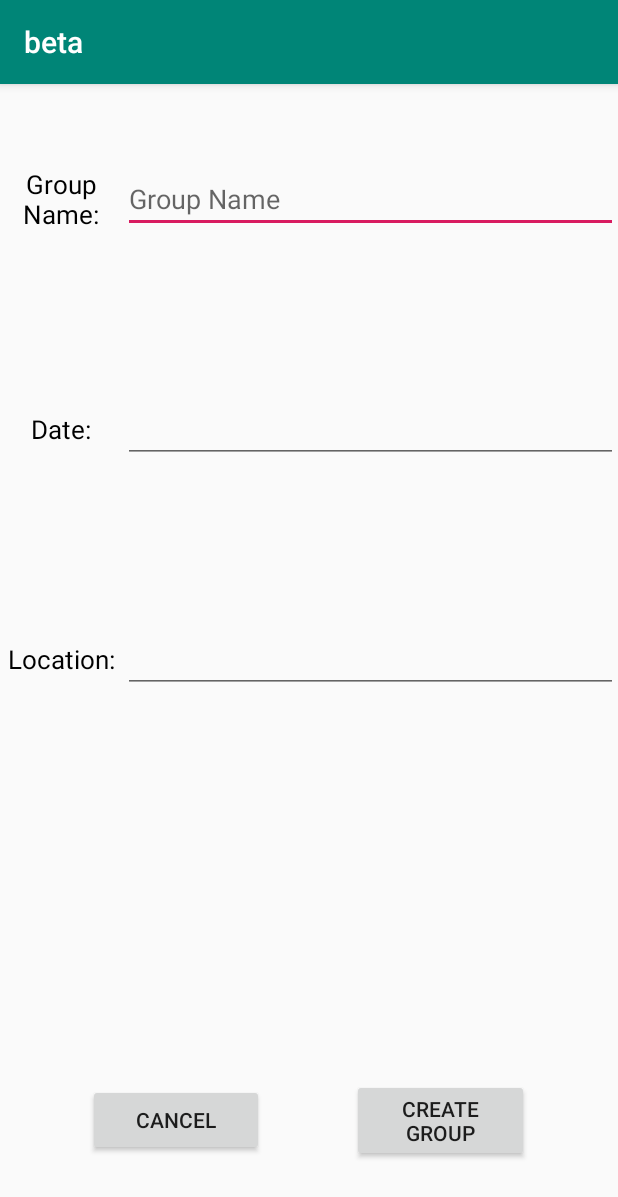
After one commit to Tal747/beta, an Android app: the NewGroupActivity screen opened directly, with no data from a screen before it, on a phone screen of 412 x 824 dp. The commit adds this screen. Shown: the top 1197 px of the screen. Run offline under Robolectric (Android 15) with nearby library versions, the phone set to English and light mode, and no system bars.

Commit message:
list & newgroup

```diff
--- a/app/src/main/AndroidManifest.xml
+++ b/app/src/main/AndroidManifest.xml
@@ -9,8 +9,8 @@
         android:roundIcon="@mipmap/ic_launcher_round"
         android:supportsRtl="true"
         android:theme="@style/AppTheme">
-        <activity android:name=".ListActivity"></activity>
-        <activity android:name=".Loginok" />
+        <activity android:name=".NewGroupActivity"></activity>
+        <activity android:name=".ListActivity" />
         <activity android:name=".LoginActivity" />
         <activity android:name=".MainActivity">
             <intent-filter>
--- a/app/src/main/java/com/tal/beta/FBref.java
+++ b/app/src/main/java/com/tal/beta/FBref.java
@@ -11,6 +11,7 @@ public class FBref {
 
     public static FirebaseDatabase FBDB = FirebaseDatabase.getInstance();
     public static DatabaseReference refUsers = FBDB.getReference("Users");
+    public static DatabaseReference refGroups = FBDB.getReference("Groups");
 
     public static FirebaseStorage FBST = FirebaseStorage.getInstance();
     public static StorageReference refStor = FBST.getReference();
--- /dev/null
+++ b/app/src/main/java/com/tal/beta/Group.java
@@ -0,0 +1,4 @@
+package com.tal.beta;
+
+public class Group {
+}
--- /dev/null
+++ b/app/src/main/java/com/tal/beta/NewGroupActivity.java
@@ -0,0 +1,14 @@
+package com.tal.beta;
+
+import androidx.appcompat.app.AppCompatActivity;
+
+import android.os.Bundle;
+
+public class NewGroupActivity extends AppCompatActivity {
+
+    @Override
+    protected void onCreate(Bundle savedInstanceState) {
+        super.onCreate(savedInstanceState);
+        setContentView(R.layout.activity_newgroup);
+    }
+}
--- a/app/src/main/java/com/tal/beta/User.java
+++ b/app/src/main/java/com/tal/beta/User.java
@@ -2,7 +2,7 @@ package com.tal.beta;
 
 public class User {
     private String name, email, phone, uid;
-    Boolean uType;
+    private Boolean uType;
 
     public User() {
     }
--- a/app/src/main/res/layout/activity_login.xml
+++ b/app/src/main/res/layout/activity_login.xml
@@ -100,6 +100,8 @@
             android:layout_width="match_parent"
             android:layout_height="0dp"
             android:layout_weight="1"
+            android:visibility="invisible"
+            android:enabled="false"
             android:text="הירשם כמדריך" />
 
         <Space
--- /dev/null
+++ b/app/src/main/res/layout/activity_newgroup.xml
@@ -0,0 +1,128 @@
+<?xml version="1.0" encoding="utf-8"?>
+<LinearLayout xmlns:android="http://schemas.android.com/apk/res/android"
+    xmlns:tools="http://schemas.android.com/tools"
+    android:layout_width="match_parent"
+    android:layout_height="match_parent"
+    android:orientation="vertical"
+    android:gravity="center"
+    tools:context=".NewGroupActivity">
+
+    <LinearLayout
+        android:layout_width="match_parent"
+        android:layout_height="0dp"
+        android:layout_weight="1"
+        android:gravity="center"
+        android:orientation="horizontal">
+
+        <TextView
+            android:layout_width="0dp"
+            android:layout_height="wrap_content"
+            android:layout_weight="1"
+            android:textAlignment="center"
+            android:textColor="@android:color/black"
+            android:textSize="17dp"
+            android:text="Group Name:" />
+
+        <EditText
+            android:id="@+id/etGroupName"
+            android:layout_width="0dp"
+            android:layout_height="wrap_content"
+            android:layout_weight="4"
+            android:ems="10"
+            android:inputType="text"
+            android:hint="Group Name" />
+    </LinearLayout>
+
+    <LinearLayout
+        android:layout_width="match_parent"
+        android:layout_height="0dp"
+        android:layout_weight="1"
+        android:gravity="center"
+        android:orientation="horizontal">
+
+        <TextView
+            android:layout_width="0dp"
+            android:layout_height="wrap_content"
+            android:layout_weight="1"
+            android:textAlignment="center"
+            android:textColor="@android:color/black"
+            android:textSize="17dp"
+            android:text="Date:" />
+
+        <EditText
+            android:id="@+id/etDate"
+            android:layout_width="0dp"
+            android:layout_height="wrap_content"
+            android:layout_weight="4"
+            android:ems="10"
+            android:inputType="date" />
+    </LinearLayout>
+
+    <LinearLayout
+        android:layout_width="match_parent"
+        android:layout_height="0dp"
+        android:layout_weight="1"
+        android:gravity="center"
+        android:orientation="horizontal">
+
+        <TextView
+            android:layout_width="0dp"
+            android:layout_height="wrap_content"
+            android:layout_weight="1"
+            android:textAlignment="center"
+            android:textColor="@android:color/black"
+            android:textSize="17dp"
+            android:text="Location:" />
+
+        <EditText
+            android:id="@+id/etLocation"
+            android:layout_width="0dp"
+            android:layout_height="wrap_content"
+            android:layout_weight="4"
+            android:ems="10"
+            android:inputType="text" />
+    </LinearLayout>
+
+    <Space
+        android:layout_width="match_parent"
+        android:layout_height="0dp"
+        android:layout_weight="1" />
+
+    <LinearLayout
+        android:layout_width="match_parent"
+        android:layout_height="0dp"
+        android:layout_weight="1"
+        android:gravity="center"
+        android:orientation="horizontal">
+
+        <Space
+            android:layout_width="0dp"
+            android:layout_height="match_parent"
+            android:layout_weight="1" />
+
+        <Button
+            android:id="@+id/btnCancel"
+            android:layout_width="0dp"
+            android:layout_height="wrap_content"
+            android:layout_weight="2"
+            android:text="Cancel" />
+
+        <Space
+            android:layout_width="0dp"
+            android:layout_height="match_parent"
+            android:layout_weight="1" />
+
+        <Button
+            android:id="@+id/btnCreateGroup"
+            android:layout_width="0dp"
+            android:layout_height="wrap_content"
+            android:layout_weight="2"
+            android:text="Create Group" />
+
+        <Space
+            android:layout_width="0dp"
+            android:layout_height="match_parent"
+            android:layout_weight="1" />
+    </LinearLayout>
+
+</LinearLayout>
```
Also changed, not shown: app/src/main/java/com/tal/beta/ListActivity.java (+57 -0 lines), app/src/main/java/com/tal/beta/LoginActivity.java (+8 -4 lines), app/src/main/java/com/tal/beta/Loginok.java (deleted, +0 -76 lines), app/src/main/res/layout/activity_list.xml (+14 -10 lines), app/src/main/res/layout/activity_loginok.xml (deleted, +0 -138 lines).
